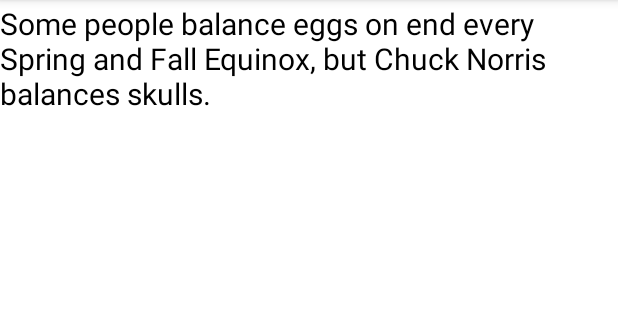
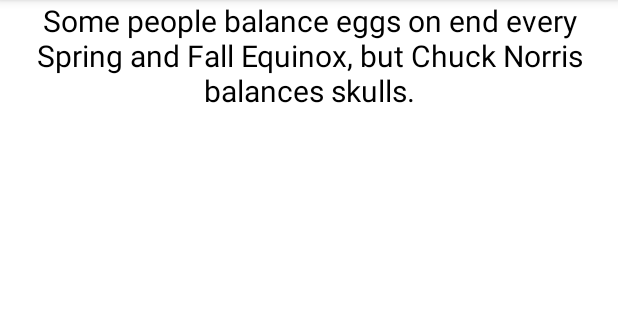
Before and after one commit to PierreZeko/Projet_Kotlin, an Android app: the screen it shows after launch (MainActivity), on a phone screen of 412 x 824 dp, the part 84-404 px from its top. Run offline under Robolectric (Android 15) with nearby library versions, the phone set to English and light mode, and no system bars.

Commit message:
chuck norris project

```diff
--- a/app/src/main/AndroidManifest.xml
+++ b/app/src/main/AndroidManifest.xml
@@ -1,7 +1,7 @@
 <?xml version="1.0" encoding="utf-8"?>
 <manifest xmlns:android="http://schemas.android.com/apk/res/android"
     package="com.example.chucknorrisproject">
-
+    <uses-permission android:name="android.permission.INTERNET" />
     <application
         android:allowBackup="true"
         android:icon="@mipmap/ic_launcher"
--- a/app/src/main/java/com/example/chucknorrisproject/Joke.kt
+++ b/app/src/main/java/com/example/chucknorrisproject/Joke.kt
@@ -5,11 +5,12 @@ import kotlinx.serialization.json.*
 
 @Serializable
 data class Joke(
-    val categories: List<Any>,
-    val createdAt: String,
-    val iconUrl: String,
-    val id: String,
-    val updatedAt: String,
-    val url: String,
+
+    val categories: List<String> = emptyList(),
+    @SerialName("created_at") val createdAt: String = "2020-01-05 13:42:29.296379",
+    @SerialName("icon_url") val iconUrl: String = "https://assets.chucknorris.host/img/avatar/chuck-norris.png",
+    val id: String = "p3GHoau2SLGTv04XhtIeeg",
+    @SerialName("updated_at") val updatedAt: String = "2020-01-05 13:42:29.296379",
+    val url: String = "https://api.chucknorris.io/jokes/p3GHoau2SLGTv04XhtIeeg",
     val value: String
-)
+    )
--- a/app/src/main/java/com/example/chucknorrisproject/JokeAdapter.kt
+++ b/app/src/main/java/com/example/chucknorrisproject/JokeAdapter.kt
@@ -21,6 +21,8 @@ class JokeAdapter : RecyclerView.Adapter<JokeAdapter.JokeViewHolder>(){
         "Chuck Norris can spam faster than anyone in the whole world. The speed is 0. that means infinity words per second.",
         "When Captain Phillips returned to sea.........he's bringing Chuck Norris this time!")
 
+    var Jokes2 : List<Joke> = Jokes.map{Joke(value = it)}
+
 
     class JokeViewHolder(val view: ConstraintLayout) : RecyclerView.ViewHolder(view){
         val textview = view.findViewById<TextView>(R.id.textview_id)
@@ -33,10 +35,10 @@ class JokeAdapter : RecyclerView.Adapter<JokeAdapter.JokeViewHolder>(){
     }
 
     override fun onBindViewHolder(holder: JokeViewHolder, position: Int) {
-        val currentJoke = Jokes[position]
-        holder.textview.text = currentJoke
+        val currentJoke: Joke = Jokes2[position]
+        holder.textview.text = currentJoke.value
     }
 
-    override fun getItemCount(): Int = Jokes.size
+    override fun getItemCount(): Int = Jokes2.size
 
 }
--- a/app/src/main/res/layout/joke_layout.xml
+++ b/app/src/main/res/layout/joke_layout.xml
@@ -11,9 +11,9 @@
         android:text="@string/text_view"
         android:textColor="@color/black"
         android:textSize="20sp"
-        android:layout_margin="2dp"
+        android:gravity="center"
         app:layout_constraintEnd_toEndOf="parent"
         app:layout_constraintStart_toStartOf="parent"
-        app:layout_constraintTop_toTopOf="parent" />
+        app:layout_constraintTop_toTopOf="parent"/>
 
 </androidx.constraintlayout.widget.ConstraintLayout>
```
Also changed, not shown: app/build.gradle (+6 -1 lines), app/src/main/java/com/example/chucknorrisproject/JokeApiService.kt (added, +25 -0 lines).
